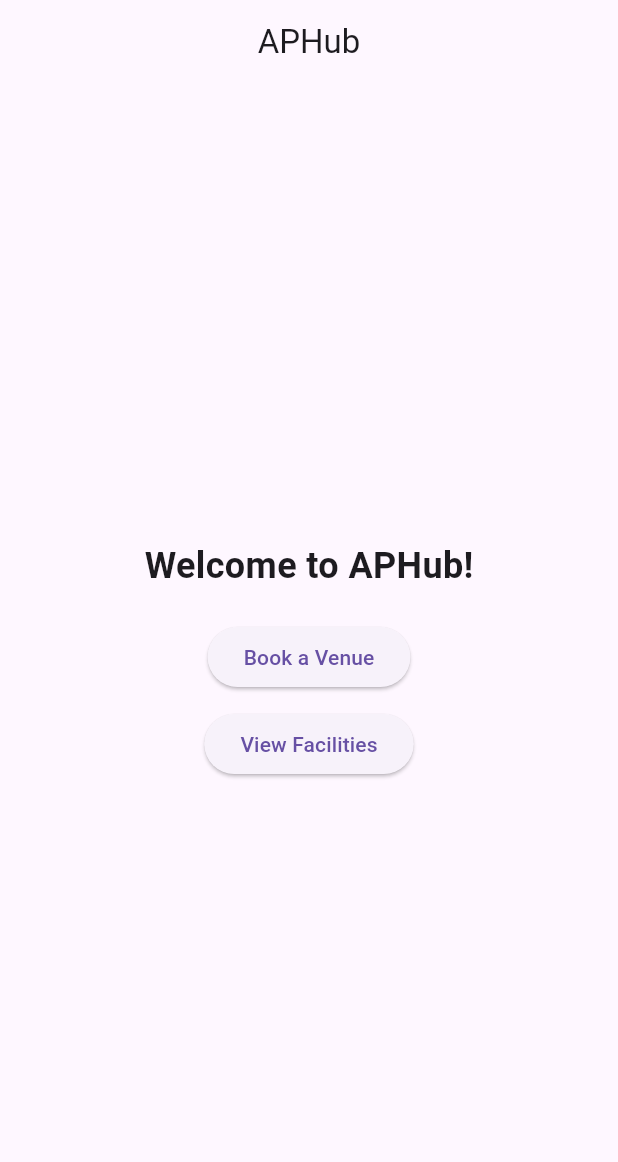
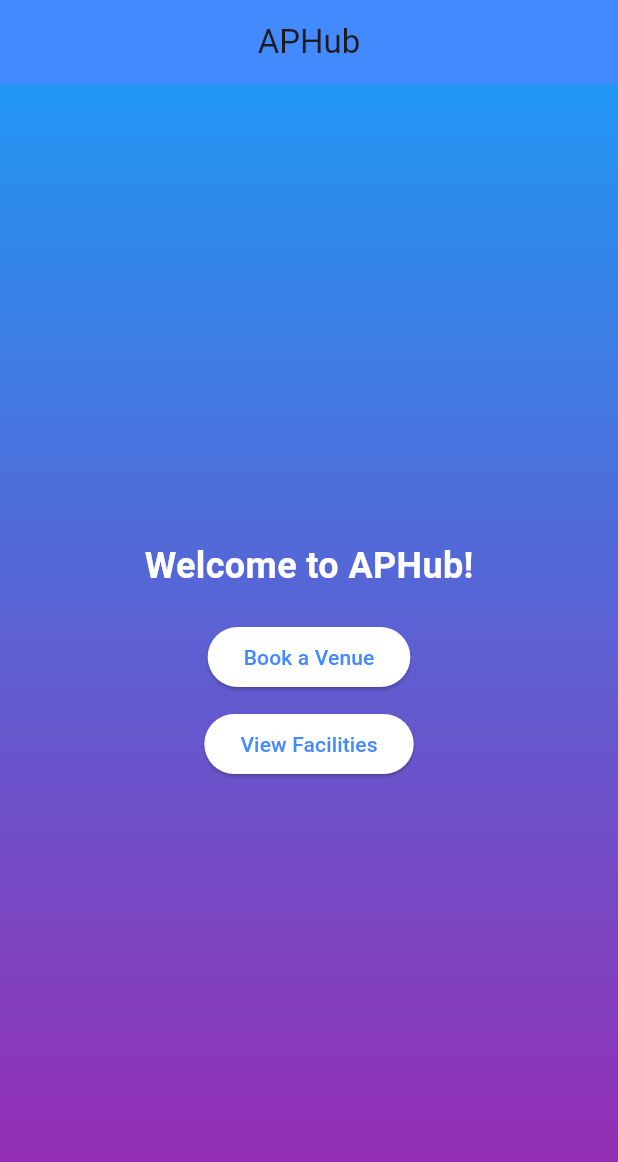
Before and after one commit to Desmond23Y/aphub, a Flutter app: the screen it shows after launch, on a phone screen of 412 x 824 dp. Shown: the top 1162 px of the screen. Run offline on Flutter 3.47's test engine with Material 3 defaults, Android fonts, the phone set to English and light mode, and no system bars.

Commit message:
Update main.dart

```diff
--- a/lib/main.dart
+++ b/lib/main.dart
@@ -28,28 +28,50 @@
       appBar: AppBar(
         title: const Text('APHub'),
         centerTitle: true,
+        backgroundColor: Colors.blueAccent,
       ),
-      body: Center(
+      body: Container(
+        decoration: const BoxDecoration(
+          gradient: LinearGradient(
+            colors: [Colors.blue, Colors.purple],
+            begin: Alignment.topCenter,
+            end: Alignment.bottomCenter,
+          ),
+        ),
+        child: Center(
           child: Column(
             mainAxisAlignment: MainAxisAlignment.center,
             children: [
               const Text(
                 'Welcome to APHub!',
-              style: TextStyle(fontSize: 24, fontWeight: FontWeight.bold),
+                style: TextStyle(
+                  fontSize: 24,
+                  fontWeight: FontWeight.bold,
+                  color: Colors.white,
+                ),
               ),
               const SizedBox(height: 20),
               ElevatedButton(
                 onPressed: () {}, // Navigate to Booking Page
+                style: ElevatedButton.styleFrom(
+                  backgroundColor: Colors.white,
+                  foregroundColor: Colors.blueAccent,
+                ),
                 child: const Text('Book a Venue'),
               ),
               const SizedBox(height: 10),
               ElevatedButton(
                 onPressed: () {}, // Navigate to Facilities Page
+                style: ElevatedButton.styleFrom(
+                  backgroundColor: Colors.white,
+                  foregroundColor: Colors.blueAccent,
+                ),
                 child: const Text('View Facilities'),
               ),
             ],
           ),
         ),
+      ),
     );
   }
 }
```
Lines whose indentation alone changed are shown as unchanged.
